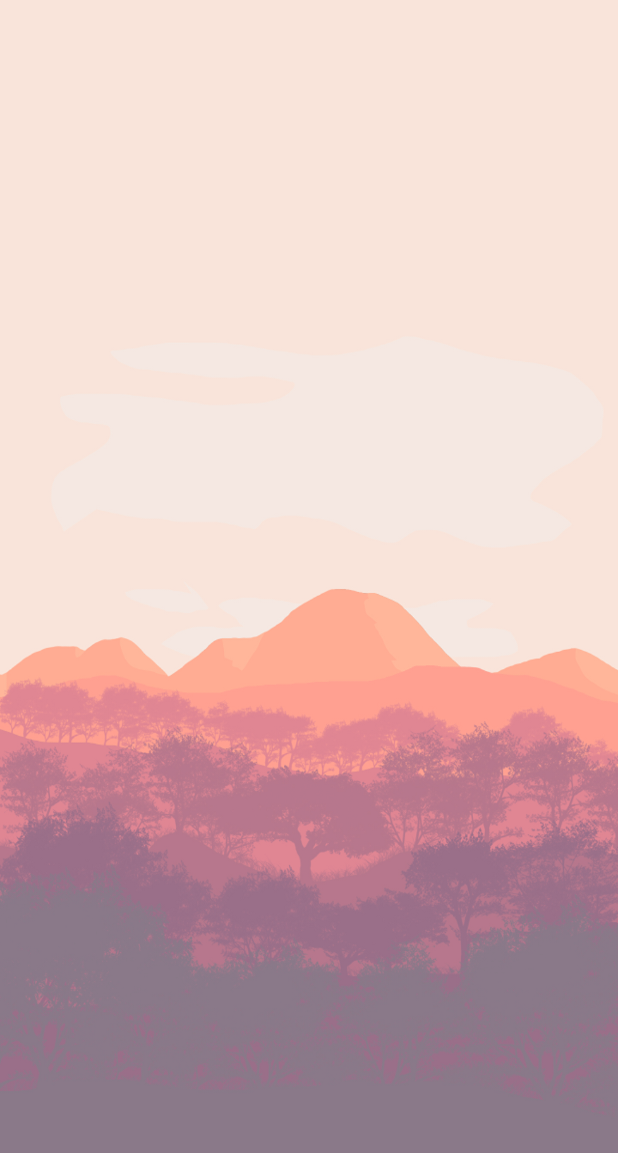
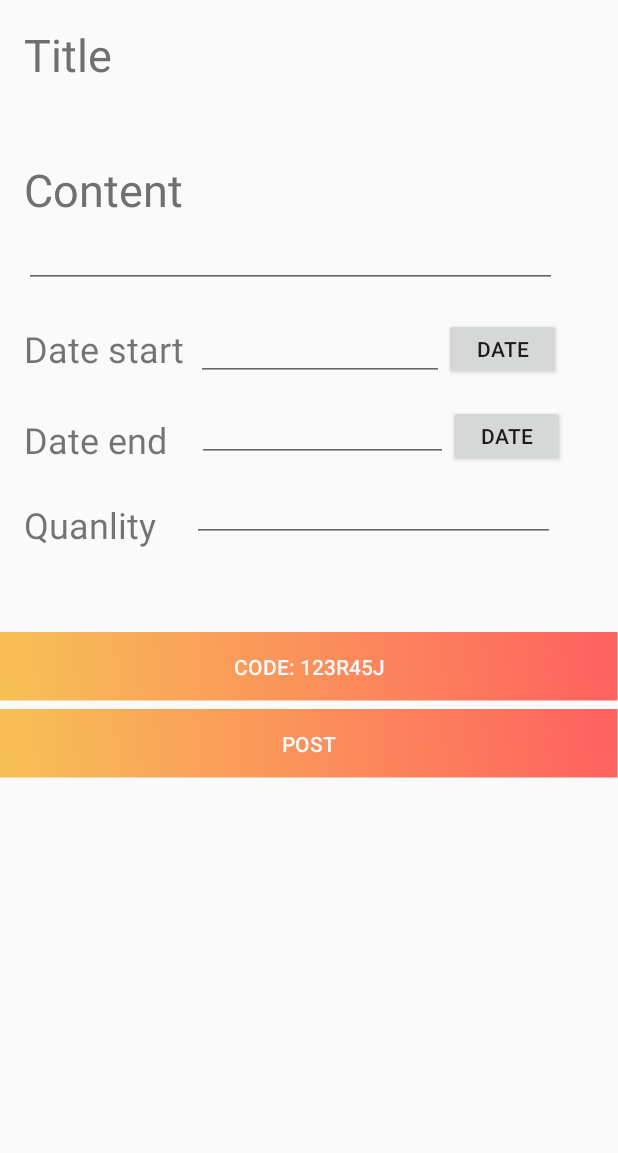
Before and after one commit to quocphuvt/GetDealsApplication, an Android app: the first screen one second after launch (SplashScreenActivity before the commit, PostDealActivity after it), on a phone screen of 412 x 824 dp. Shown: the top 1153 px of the screen. Run offline under Robolectric (Android 15) with nearby library versions, the light colour scheme and no system bars.

Commit message:
edit
do it

```diff
--- a/app/src/main/AndroidManifest.xml
+++ b/app/src/main/AndroidManifest.xml
@@ -13,18 +13,19 @@
         android:theme="@style/AppTheme">
         <activity android:name=".MainActivity" />
         <activity android:name=".SplashScreenActivity">
+
+        </activity>
+        <activity android:name=".ScreenSignActivity" />
+        <activity android:name=".StoreDetailActivity" />
+        <activity android:name=".DealsActivity" />
+        <activity android:name=".ProfileUserActivity"></activity>
+        <activity android:name=".PostDealActivity">
             <intent-filter>
                 <action android:name="android.intent.action.MAIN" />
 
                 <category android:name="android.intent.category.LAUNCHER" />
             </intent-filter>
         </activity>
-        <activity android:name=".ScreenSignActivity" />
-        <activity android:name=".StoreDetailActivity" />
-        <activity android:name=".DealsActivity" />
-        <activity android:name=".ProfileUserActivity">
-
-        </activity>
     </application>
 
 </manifest>
--- /dev/null
+++ b/app/src/main/java/com/example/quocphu/getdealsapplication/PostDealActivity.java
@@ -0,0 +1,13 @@
+package com.example.quocphu.getdealsapplication;
+
+import android.app.Activity;
+import android.os.Bundle;
+
+public class PostDealActivity extends Activity {
+
+    @Override
+    protected void onCreate(Bundle savedInstanceState) {
+        super.onCreate(savedInstanceState);
+        setContentView(R.layout.activity_post_deal);
+    }
+}
--- /dev/null
+++ b/app/src/main/res/layout/activity_post_deal.xml
@@ -0,0 +1,179 @@
+<?xml version="1.0" encoding="utf-8"?>
+<android.support.constraint.ConstraintLayout xmlns:android="http://schemas.android.com/apk/res/android"
+    xmlns:app="http://schemas.android.com/apk/res-auto"
+    xmlns:tools="http://schemas.android.com/tools"
+    android:layout_width="match_parent"
+    android:layout_height="match_parent"
+    tools:context=".PostDealActivity">
+
+    <TextView
+        android:id="@+id/textView2"
+        android:layout_width="wrap_content"
+        android:layout_height="wrap_content"
+        android:layout_marginStart="16dp"
+        android:layout_marginLeft="16dp"
+        android:layout_marginTop="16dp"
+        android:text="Title"
+        android:textColor="#707070"
+        android:textSize="30sp"
+        app:layout_constraintStart_toStartOf="parent"
+        app:layout_constraintTop_toTopOf="parent" />
+
+    <EditText
+        android:id="@+id/editText4"
+        android:layout_width="355dp"
+        android:layout_height="wrap_content"
+        android:layout_marginStart="16dp"
+        android:layout_marginLeft="16dp"
+        android:ems="10"
+        android:inputType="textPersonName"
+        app:layout_constraintStart_toStartOf="parent"
+        app:layout_constraintTop_toBottomOf="@+id/textView2" />
+
+    <TextView
+        android:id="@+id/textView3"
+        android:layout_width="wrap_content"
+        android:layout_height="wrap_content"
+        android:layout_marginStart="16dp"
+        android:layout_marginLeft="16dp"
+        android:layout_marginTop="4dp"
+        android:text="Content"
+        android:textColor="#707070"
+        android:textSize="30sp"
+        app:layout_constraintStart_toStartOf="parent"
+        app:layout_constraintTop_toBottomOf="@+id/editText4" />
+
+    <EditText
+        android:id="@+id/editText7"
+        android:layout_width="355dp"
+        android:layout_height="wrap_content"
+        android:layout_marginStart="16dp"
+        android:layout_marginLeft="16dp"
+        android:ems="10"
+        android:inputType="textMultiLine"
+        app:layout_constraintStart_toStartOf="parent"
+        app:layout_constraintTop_toBottomOf="@+id/textView3" />
+
+    <TextView
+        android:id="@+id/textView4"
+        android:layout_width="wrap_content"
+        android:layout_height="wrap_content"
+        android:layout_marginStart="16dp"
+        android:layout_marginLeft="16dp"
+        android:layout_marginTop="24dp"
+        android:text="Date start"
+        android:textSize="24sp"
+        app:layout_constraintStart_toStartOf="parent"
+        app:layout_constraintTop_toBottomOf="@+id/editText7" />
+
+    <EditText
+        android:id="@+id/editText8"
+        android:layout_width="165dp"
+        android:layout_height="42dp"
+        android:layout_marginStart="8dp"
+        android:layout_marginLeft="8dp"
+        android:layout_marginTop="20dp"
+        android:ems="10"
+        android:inputType="textPersonName"
+        app:layout_constraintStart_toEndOf="@+id/textView4"
+        app:layout_constraintTop_toBottomOf="@+id/editText7" />
+
+    <Button
+        android:id="@+id/button5"
+        android:layout_width="78dp"
+        android:layout_height="41dp"
+        android:layout_marginTop="20dp"
+        android:text="Date"
+        app:layout_constraintStart_toEndOf="@+id/editText8"
+        app:layout_constraintTop_toBottomOf="@+id/editText7" />
+
+    <TextView
+        android:id="@+id/textView5"
+        android:layout_width="wrap_content"
+        android:layout_height="wrap_content"
+        android:layout_marginStart="16dp"
+        android:layout_marginLeft="16dp"
+        android:layout_marginTop="28dp"
+        android:text="Date end"
+        android:textSize="24sp"
+        app:layout_constraintStart_toStartOf="parent"
+        app:layout_constraintTop_toBottomOf="@+id/textView4" />
+
+    <EditText
+        android:id="@+id/editText9"
+        android:layout_width="167dp"
+        android:layout_height="38dp"
+        android:layout_marginStart="20dp"
+        android:layout_marginLeft="20dp"
+        android:layout_marginTop="16dp"
+        android:ems="10"
+        android:inputType="textPersonName"
+        app:layout_constraintStart_toEndOf="@+id/textView5"
+        app:layout_constraintTop_toBottomOf="@+id/editText8" />
+
+    <Button
+        android:id="@+id/button6"
+        android:layout_width="78dp"
+        android:layout_height="41dp"
+        android:layout_marginTop="16dp"
+        android:text="Date"
+        app:layout_constraintStart_toEndOf="@+id/editText9"
+        app:layout_constraintTop_toBottomOf="@+id/editText8" />
+
+    <TextView
+        android:id="@+id/textView6"
+        android:layout_width="wrap_content"
+        android:layout_height="wrap_content"
+        android:layout_marginStart="16dp"
+        android:layout_marginLeft="16dp"
+        android:layout_marginTop="24dp"
+        android:text="Quanlity"
+        android:textSize="24sp"
+        app:layout_constraintStart_toStartOf="parent"
+        app:layout_constraintTop_toBottomOf="@+id/textView5" />
+
+    <EditText
+        android:id="@+id/editText10"
+        android:layout_width="242dp"
+        android:layout_height="37dp"
+        android:layout_marginStart="24dp"
+        android:layout_marginLeft="24dp"
+        android:layout_marginTop="16dp"
+        android:ems="10"
+        android:inputType="textPersonName"
+        app:layout_constraintStart_toEndOf="@+id/textView6"
+        app:layout_constraintTop_toBottomOf="@+id/editText9" />
+
+    <Button
+        android:id="@+id/button7"
+        android:layout_width="wrap_content"
+        android:layout_height="46dp"
+        android:layout_marginStart="8dp"
+        android:layout_marginLeft="8dp"
+        android:layout_marginTop="5dp"
+        android:layout_marginEnd="8dp"
+        android:layout_marginRight="8dp"
+        android:background="@drawable/btn_code"
+        android:text="POST"
+        android:textColor="@color/colorAccent"
+        app:layout_constraintEnd_toEndOf="parent"
+        app:layout_constraintStart_toStartOf="parent"
+        app:layout_constraintTop_toBottomOf="@+id/button8" />
+
+    <Button
+        android:id="@+id/button8"
+        android:layout_width="wrap_content"
+        android:layout_height="46dp"
+        android:layout_marginStart="8dp"
+        android:layout_marginLeft="8dp"
+        android:layout_marginTop="60dp"
+        android:layout_marginEnd="8dp"
+        android:layout_marginRight="8dp"
+        android:background="@drawable/btn_code"
+        android:text="CODE: 123R45J"
+        android:textColor="@color/colorAccent"
+        app:layout_constraintEnd_toEndOf="parent"
+        app:layout_constraintStart_toStartOf="parent"
+        app:layout_constraintTop_toBottomOf="@+id/editText10" />
+
+</android.support.constraint.ConstraintLayout>
--- a/app/src/main/res/values/colors.xml
+++ b/app/src/main/res/values/colors.xml
@@ -2,5 +2,5 @@
 <resources>
     <color name="colorPrimary">#008577</color>
     <color name="colorPrimaryDark">#00574B</color>
-    <color name="colorAccent">#D81B60</color>
+    <color name="colorAccent">#fdfafc</color>
 </resources>
```
Also changed, not shown: app/src/main/res/drawable/btn_code.png (added).
